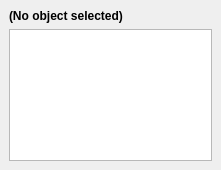
First picture: the form in gui/widgets/RenderConfigWidget.ui, repository kateyy/geohazardvis, before the edit.
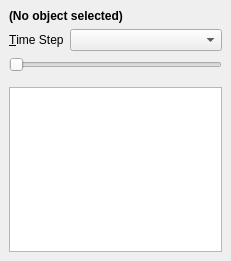
Second picture: the form after the edit. Custom widgets are drawn as their Qt base class.

```diff
--- a/gui/widgets/RenderConfigWidget.ui
+++ b/gui/widgets/RenderConfigWidget.ui
@@ -6,8 +6,8 @@
    <rect>
     <x>0</x>
     <y>0</y>
-    <width>221</width>
-    <height>170</height>
+    <width>231</width>
+    <height>261</height>
    </rect>
   </property>
   <property name="windowTitle">
@@ -28,6 +28,48 @@
       </property>
      </widget>
     </item>
+    <item>
+     <widget class="QWidget" name="timeSelectionWidget" native="true">
+      <layout class="QFormLayout" name="formLayout">
+       <property name="leftMargin">
+        <number>0</number>
+       </property>
+       <property name="topMargin">
+        <number>0</number>
+       </property>
+       <property name="rightMargin">
+        <number>0</number>
+       </property>
+       <item row="0" column="0">
+        <widget class="QLabel" name="label">
+         <property name="text">
+          <string>&amp;Time Step</string>
+         </property>
+         <property name="buddy">
+          <cstring>timeStepCombo</cstring>
+         </property>
+        </widget>
+       </item>
+       <item row="0" column="1">
+        <widget class="QComboBox" name="timeStepCombo">
+         <property name="sizePolicy">
+          <sizepolicy hsizetype="Expanding" vsizetype="Fixed">
+           <horstretch>0</horstretch>
+           <verstretch>0</verstretch>
+          </sizepolicy>
+         </property>
+        </widget>
+       </item>
+       <item row="1" column="0" colspan="2">
+        <widget class="QSlider" name="timeStepSlider">
+         <property name="orientation">
+          <enum>Qt::Horizontal</enum>
+         </property>
+        </widget>
+       </item>
+      </layout>
+     </widget>
+    </item>
     <item>
      <widget class="propertyguizeug::PropertyBrowser" name="propertyBrowser"/>
     </item>
```
